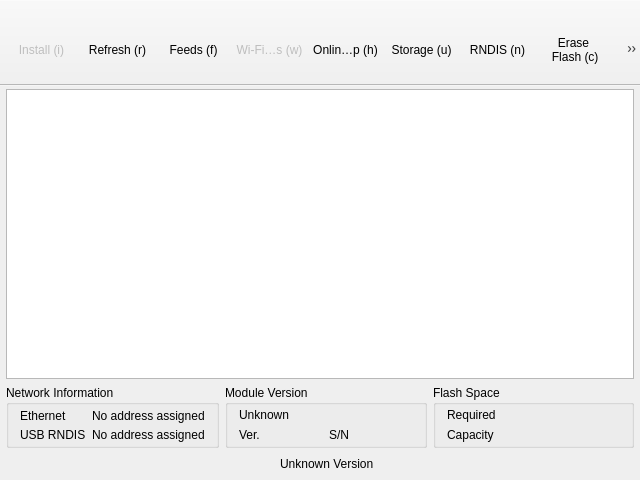
The window that mainwindow.ui (toradex/qt-tezi) describes before a commit, drawn with Qt 5.
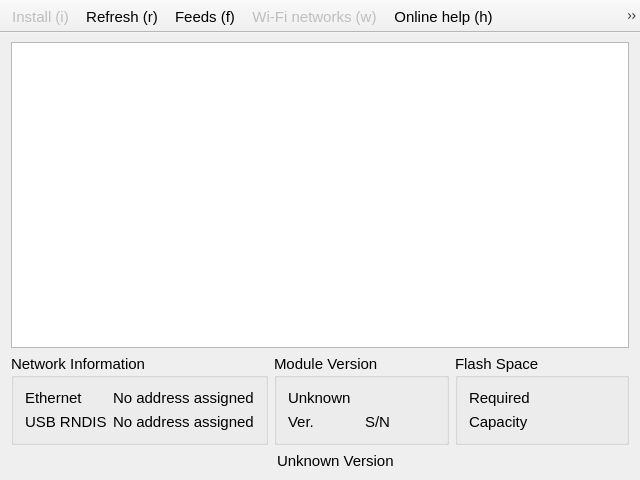
The same window after the commit. Icons and pictures are not drawn. Custom widgets are drawn as their Qt base class.

Commit message:
restore ui margins to fit v1.7
Due to several changes in the ui the arrangements and margins are too
different from the previous version. Restore the settings of v1.7 and
readapt from there again.

Diff of the .ui file:
```diff
--- a/mainwindow.ui
+++ b/mainwindow.ui
@@ -18,65 +18,48 @@
   <property name="focusPolicy">
    <enum>Qt::NoFocus</enum>
   </property>
-  <property name="styleSheet">
-   <string notr="true">QToolButton
-{
-    height: 60px;
-    width: 70px;
-    font-size: 12px;
-    margin-top: 13px; 
-}</string>
-  </property>
   <widget class="QWidget" name="centralWidget">
    <property name="focusPolicy">
     <enum>Qt::NoFocus</enum>
    </property>
-   <layout class="QVBoxLayout" name="verticalLayout_2">
-    <property name="leftMargin">
-     <number>6</number>
-    </property>
+   <layout class="QGridLayout" name="gridLayout_2">
     <property name="topMargin">
-     <number>3</number>
-    </property>
-    <property name="rightMargin">
-     <number>6</number>
+     <number>9</number>
     </property>
     <property name="bottomMargin">
-     <number>6</number>
+     <number>9</number>
     </property>
-    <item>
-     <layout class="QHBoxLayout" name="horizontalLayout_5">
-      <item>
-       <widget class="QListWidget" name="list">
-        <property name="wordWrap">
-         <bool>false</bool>
-        </property>
-       </widget>
-      </item>
-     </layout>
+    <item row="1" column="0">
+     <widget class="QListWidget" name="list">
+      <property name="font">
+       <font>
+        <pointsize>12</pointsize>
+       </font>
+      </property>
+      <property name="spacing">
+       <number>1</number>
+      </property>
+     </widget>
     </item>
-    <item>
+    <item row="2" column="0">
      <layout class="QHBoxLayout" name="horizontalLayout">
       <item>
        <widget class="QGroupBox" name="groupBoxNetwork">
+        <property name="minimumSize">
+         <size>
+          <width>0</width>
+          <height>65</height>
+         </size>
+        </property>
         <property name="title">
          <string>Network Information</string>
         </property>
         <layout class="QGridLayout" name="gridLayoutNetwork">
-         <property name="topMargin">
-          <number>3</number>
-         </property>
-         <property name="bottomMargin">
-          <number>3</number>
-         </property>
          <item row="0" column="0">
           <layout class="QGridLayout" name="gridLayout_3">
            <property name="sizeConstraint">
             <enum>QLayout::SetDefaultConstraint</enum>
            </property>
-           <property name="verticalSpacing">
-            <number>3</number>
-           </property>
            <item row="0" column="0">
             <widget class="QLabel" name="labelEthernet">
              <property name="sizePolicy">
@@ -128,12 +111,6 @@
          <string>Module Version</string>
         </property>
         <layout class="QVBoxLayout" name="verticalLayout">
-         <property name="topMargin">
-          <number>3</number>
-         </property>
-         <property name="bottomMargin">
-          <number>3</number>
-         </property>
          <item>
           <layout class="QGridLayout" name="gridLayout_4">
            <item row="1" column="0">
@@ -153,7 +130,7 @@
               <widget class="QLabel" name="label_6">
                <property name="maximumSize">
                 <size>
-                 <width>30</width>
+                 <width>25</width>
                  <height>16777215</height>
                 </size>
                </property>
@@ -179,7 +156,7 @@
               <widget class="QLabel" name="label_4">
                <property name="maximumSize">
                 <size>
-                 <width>30</width>
+                 <width>25</width>
                  <height>16777215</height>
                 </size>
                </property>
@@ -204,16 +181,16 @@
       </item>
       <item>
        <widget class="QGroupBox" name="groupBoxSpace">
+        <property name="minimumSize">
+         <size>
+          <width>0</width>
+          <height>65</height>
+         </size>
+        </property>
         <property name="title">
          <string>Flash Space</string>
         </property>
         <layout class="QGridLayout" name="gridLayout">
-         <property name="topMargin">
-          <number>3</number>
-         </property>
-         <property name="bottomMargin">
-          <number>3</number>
-         </property>
          <item row="0" column="0">
           <layout class="QGridLayout" name="gridLayout_5">
            <item row="0" column="0">
@@ -251,11 +228,8 @@
       </item>
      </layout>
     </item>
-    <item>
+    <item row="3" column="0">
      <layout class="QHBoxLayout" name="horizontalLayout_3">
-      <property name="spacing">
-       <number>0</number>
-      </property>
       <item>
        <widget class="WaitingSpinnerWidget" name="waitingSpinner"/>
       </item>
@@ -314,7 +288,7 @@
   </widget>
   <widget class="QToolBar" name="mainToolBar">
    <property name="sizePolicy">
-    <sizepolicy hsizetype="Preferred" vsizetype="Fixed">
+    <sizepolicy hsizetype="Expanding" vsizetype="MinimumExpanding">
      <horstretch>0</horstretch>
      <verstretch>0</verstretch>
     </sizepolicy>
@@ -343,13 +317,10 @@
    <property name="movable">
     <bool>false</bool>
    </property>
-   <property name="orientation">
-    <enum>Qt::Horizontal</enum>
-   </property>
    <property name="iconSize">
     <size>
-     <width>32</width>
-     <height>32</height>
+     <width>40</width>
+     <height>40</height>
     </size>
    </property>
    <property name="toolButtonStyle">
@@ -372,8 +343,8 @@
    <addaction name="actionUsbMassStorage"/>
    <addaction name="actionUsbRndis"/>
    <addaction name="actionEraseModule"/>
-   <addaction name="actionShowLicense"/>
    <addaction name="actionCancel"/>
+   <addaction name="actionShowLicense"/>
   </widget>
   <action name="actionInstall">
    <property name="enabled">
@@ -465,10 +436,7 @@
      <normaloff>:/icons/flashdisk_logo.png</normaloff>:/icons/flashdisk_logo.png</iconset>
    </property>
    <property name="text">
-    <string>Storage (u)</string>
-   </property>
-   <property name="iconText">
-    <string>Storage (u)</string>
+    <string>Mass Storage (u)</string>
    </property>
    <property name="toolTip">
     <string>Enables USB Mass Storage emulation to access internal eMMC partitions.</string>
@@ -505,10 +473,6 @@
    <property name="text">
     <string>Erase Flash (c)</string>
    </property>
-   <property name="iconText">
-    <string>Erase
- Flash (c)</string>
-   </property>
    <property name="toolTip">
     <string>Discards all data on flash.</string>
    </property>
```
Left out of the diff: 9 changed lines with no effect on the pictures.
